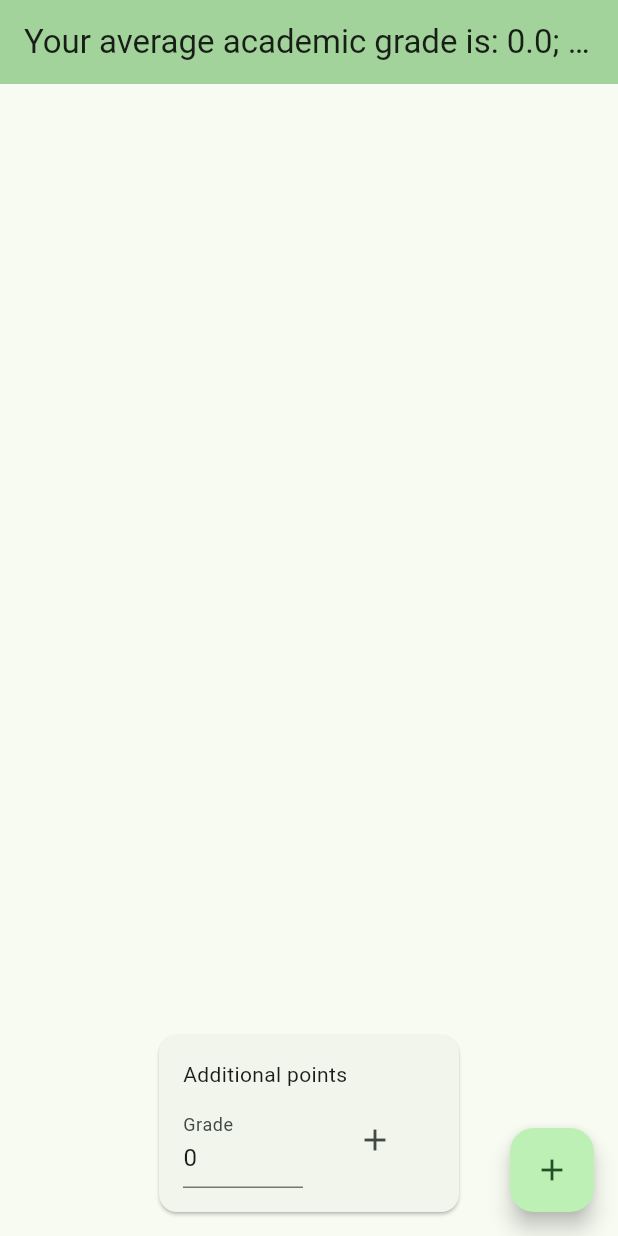
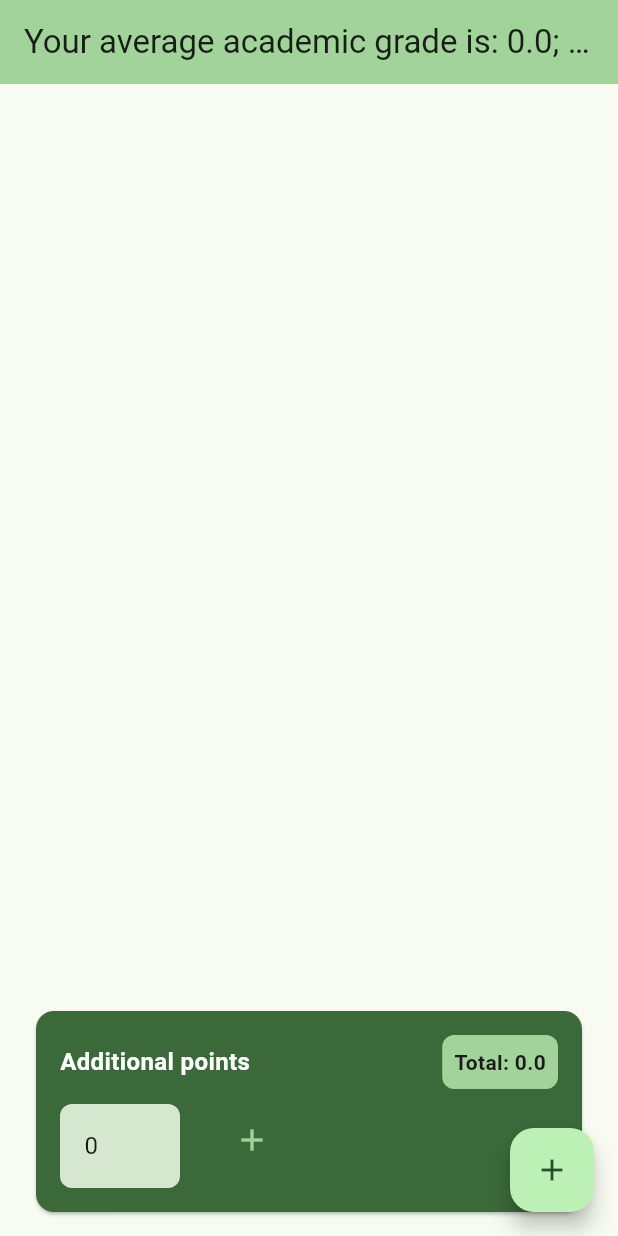
Before and after one commit to KatePril/grades-calculator-deploy, a Flutter app: the screen it shows after launch, after a tap on the "add" icon, on a phone screen of 412 x 824 dp. Run offline on Flutter 3.47's test engine with Material 3 defaults, Android fonts, the light colour scheme and no system bars.

Commit message:
Add additional points total

```diff
--- a/lib/additional_points_widget.dart
+++ b/lib/additional_points_widget.dart
@@ -31,13 +31,39 @@ class _AdditionalPointsWidgetState extends State<AdditionalPointsWidget> {
   @override
   Widget build(BuildContext context) {
     return Card(
+      color: Theme.of(context).colorScheme.primary,
       margin: const EdgeInsets.symmetric(vertical: 8, horizontal: 16),
       child: Padding(
         padding: const EdgeInsets.all(16.0),
         child: Column(
           crossAxisAlignment: CrossAxisAlignment.start,
           children: [
-            const Text("Additional points"),
+            Row(
+              children: [
+                const Text(
+                  "Additional points",
+                  style: TextStyle(
+                    color: Colors.white,
+                    fontWeight: FontWeight.bold,
+                    fontSize: 16,
+                  ),
+                ),
+                const Spacer(),
+                Container(
+                  padding: const EdgeInsets.all(8.0),
+                  decoration: BoxDecoration(
+                    color: Theme.of(context).colorScheme.inversePrimary,
+                    borderRadius: BorderRadius.circular(8.0),
+                  ),
+                  child: Text(
+                    "Total: ${widget.additionalPoints.total().toStringAsFixed(1)}",
+                    style: const TextStyle(
+                      fontWeight: FontWeight.bold,
+                    ),
+                  ),
+                ),
+              ],
+            ),
             const SizedBox(height: 10),
             Wrap(
               spacing: 8.0,
@@ -56,6 +82,7 @@ class _AdditionalPointsWidgetState extends State<AdditionalPointsWidget> {
                 SizedBox(
                   width: 80,
                   child: IconButton(
+                    color: Theme.of(context).colorScheme.inversePrimary,
                     icon: const Icon(Icons.add),
                     onPressed: () {
                       setState(() {
--- a/lib/grade_cell.dart
+++ b/lib/grade_cell.dart
@@ -35,8 +35,13 @@ class _GradeCellState extends State<GradeCell> {
       width: 80,
       child: TextField(
         keyboardType: TextInputType.number,
-        decoration: const InputDecoration(
-          labelText: 'Grade',
+        decoration: InputDecoration(
+          fillColor: Theme.of(context).colorScheme.secondaryContainer,
+          filled: true,
+          border: OutlineInputBorder(
+            borderRadius: BorderRadius.circular(8.0),
+            borderSide: BorderSide.none,
+          ),
         ),
         controller: gradeController,
         onChanged: (value) {
--- a/lib/main.dart
+++ b/lib/main.dart
@@ -91,9 +91,12 @@ class _MyHomePageState extends State<MyHomePage> {
             ),
             Padding(
               padding: const EdgeInsets.all(8.0),
-              child: AdditionalPointsWidget(
-                additionalPoints: additionalPoints,
-                onGradeChanged: _multipliedPoints,
+              child: SizedBox(
+                width: double.infinity, // Make the widget take full width
+                child: AdditionalPointsWidget(
+                  additionalPoints: additionalPoints,
+                  onGradeChanged: _multipliedPoints,
+                ),
               ),
             ),
           ],
```
